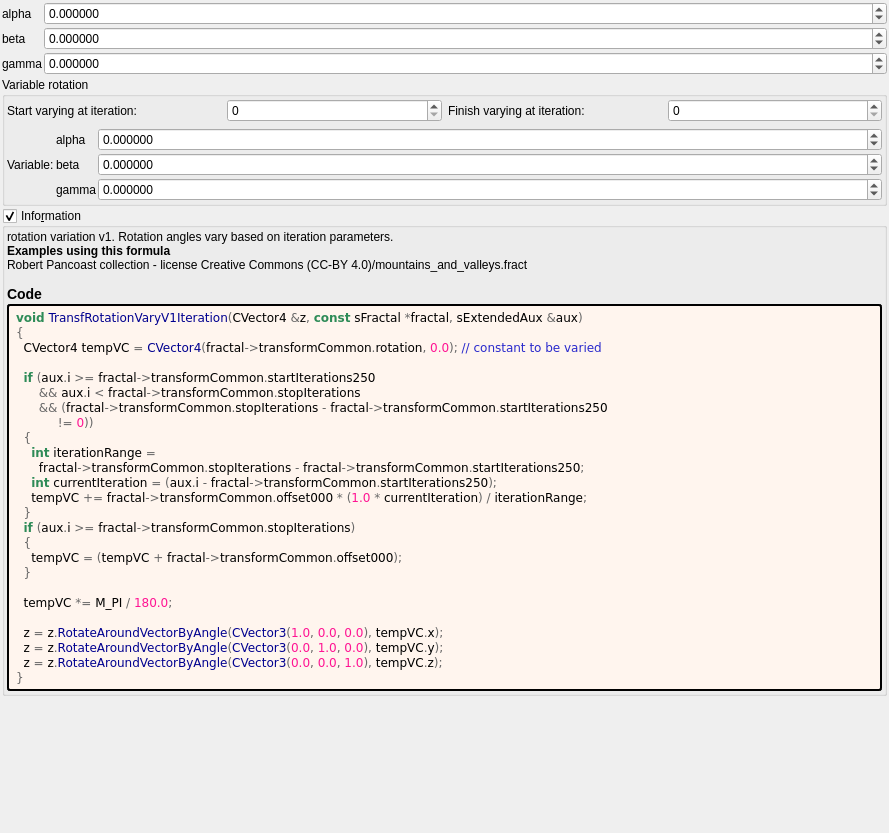
buddhi1980/mandelbulber2, file mandelbulber2/formula/ui/fractal_transf_rotation_vary_v1.ui: the form before one commit.
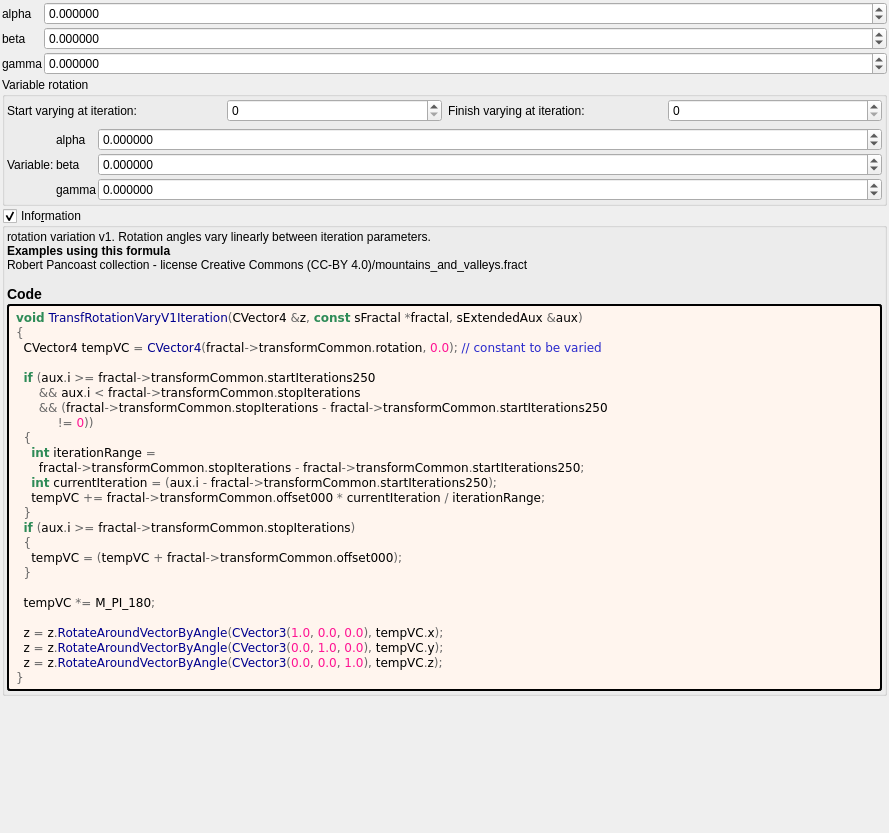
The form after the commit. Custom widgets are drawn as their Qt base class.

Patch:
```diff
--- a/mandelbulber2/formula/ui/fractal_transf_rotation_vary_v1.ui
+++ b/mandelbulber2/formula/ui/fractal_transf_rotation_vary_v1.ui
@@ -361,7 +361,7 @@
       <item>
        <widget class="QLabel" name="label_information_general">
         <property name="text">
-         <string notr="true">&lt;p&gt;rotation variation v1. Rotation angles vary based on iteration parameters.&lt;/p&gt;&lt;table&gt;
+         <string notr="true">&lt;p&gt;rotation variation v1. Rotation angles vary linearly between iteration parameters.&lt;/p&gt;&lt;table&gt;
 &lt;/table&gt;
 &lt;br&gt;&lt;b&gt;Examples using this formula&lt;/b&gt;&lt;br&gt;Robert Pancoast collection - license Creative Commons (CC-BY 4.0)/mountains_and_valleys.fract&lt;h3&gt;Code&lt;/h3&gt;</string>
         </property>
@@ -395,14 +395,14 @@
     &lt;span style=&quot;color:#2e8b57; font-weight:bold&quot;&gt;int&lt;/span&gt; iterationRange &lt;span style=&quot;color:#676767&quot;&gt;=&lt;/span&gt;
       fractal&lt;span style=&quot;color:#676767&quot;&gt;-&amp;gt;&lt;/span&gt;transformCommon&lt;span style=&quot;color:#676767&quot;&gt;.&lt;/span&gt;stopIterations &lt;span style=&quot;color:#676767&quot;&gt;-&lt;/span&gt; fractal&lt;span style=&quot;color:#676767&quot;&gt;-&amp;gt;&lt;/span&gt;transformCommon&lt;span style=&quot;color:#676767&quot;&gt;.&lt;/span&gt;startIterations250&lt;span style=&quot;color:#676767&quot;&gt;;&lt;/span&gt;
     &lt;span style=&quot;color:#2e8b57; font-weight:bold&quot;&gt;int&lt;/span&gt; currentIteration &lt;span style=&quot;color:#676767&quot;&gt;= (&lt;/span&gt;aux&lt;span style=&quot;color:#676767&quot;&gt;.&lt;/span&gt;i &lt;span style=&quot;color:#676767&quot;&gt;-&lt;/span&gt; fractal&lt;span style=&quot;color:#676767&quot;&gt;-&amp;gt;&lt;/span&gt;transformCommon&lt;span style=&quot;color:#676767&quot;&gt;.&lt;/span&gt;startIterations250&lt;span style=&quot;color:#676767&quot;&gt;);&lt;/span&gt;
-    tempVC &lt;span style=&quot;color:#676767&quot;&gt;+=&lt;/span&gt; fractal&lt;span style=&quot;color:#676767&quot;&gt;-&amp;gt;&lt;/span&gt;transformCommon&lt;span style=&quot;color:#676767&quot;&gt;.&lt;/span&gt;offset000 &lt;span style=&quot;color:#676767&quot;&gt;* (&lt;/span&gt;&lt;span style=&quot;color:#ff1493&quot;&gt;1.0&lt;/span&gt; &lt;span style=&quot;color:#676767&quot;&gt;*&lt;/span&gt; currentIteration&lt;span style=&quot;color:#676767&quot;&gt;) /&lt;/span&gt; iterationRange&lt;span style=&quot;color:#676767&quot;&gt;;&lt;/span&gt;
+    tempVC &lt;span style=&quot;color:#676767&quot;&gt;+=&lt;/span&gt; fractal&lt;span style=&quot;color:#676767&quot;&gt;-&amp;gt;&lt;/span&gt;transformCommon&lt;span style=&quot;color:#676767&quot;&gt;.&lt;/span&gt;offset000 &lt;span style=&quot;color:#676767&quot;&gt;*&lt;/span&gt; currentIteration &lt;span style=&quot;color:#676767&quot;&gt;/&lt;/span&gt; iterationRange&lt;span style=&quot;color:#676767&quot;&gt;;&lt;/span&gt;
   &lt;span style=&quot;color:#676767&quot;&gt;}&lt;/span&gt;
   &lt;span style=&quot;color:#2e8b57; font-weight:bold&quot;&gt;if&lt;/span&gt; &lt;span style=&quot;color:#676767&quot;&gt;(&lt;/span&gt;aux&lt;span style=&quot;color:#676767&quot;&gt;.&lt;/span&gt;i &lt;span style=&quot;color:#676767&quot;&gt;&amp;gt;=&lt;/span&gt; fractal&lt;span style=&quot;color:#676767&quot;&gt;-&amp;gt;&lt;/span&gt;transformCommon&lt;span style=&quot;color:#676767&quot;&gt;.&lt;/span&gt;stopIterations&lt;span style=&quot;color:#676767&quot;&gt;)&lt;/span&gt;
   &lt;span style=&quot;color:#676767&quot;&gt;{&lt;/span&gt;
     tempVC &lt;span style=&quot;color:#676767&quot;&gt;= (&lt;/span&gt;tempVC &lt;span style=&quot;color:#676767&quot;&gt;+&lt;/span&gt; fractal&lt;span style=&quot;color:#676767&quot;&gt;-&amp;gt;&lt;/span&gt;transformCommon&lt;span style=&quot;color:#676767&quot;&gt;.&lt;/span&gt;offset000&lt;span style=&quot;color:#676767&quot;&gt;);&lt;/span&gt;
   &lt;span style=&quot;color:#676767&quot;&gt;}&lt;/span&gt;
 
-  tempVC &lt;span style=&quot;color:#676767&quot;&gt;*=&lt;/span&gt; M_PI &lt;span style=&quot;color:#676767&quot;&gt;/&lt;/span&gt; &lt;span style=&quot;color:#ff1493&quot;&gt;180.0&lt;/span&gt;&lt;span style=&quot;color:#676767&quot;&gt;;&lt;/span&gt;
+  tempVC &lt;span style=&quot;color:#676767&quot;&gt;*=&lt;/span&gt; M_PI_180&lt;span style=&quot;color:#676767&quot;&gt;;&lt;/span&gt;
 
   z &lt;span style=&quot;color:#676767&quot;&gt;=&lt;/span&gt; z&lt;span style=&quot;color:#676767&quot;&gt;.&lt;/span&gt;&lt;span style=&quot;color:#00008f&quot;&gt;RotateAroundVectorByAngle&lt;/span&gt;&lt;span style=&quot;color:#676767&quot;&gt;(&lt;/span&gt;&lt;span style=&quot;color:#00008f&quot;&gt;CVector3&lt;/span&gt;&lt;span style=&quot;color:#676767&quot;&gt;(&lt;/span&gt;&lt;span style=&quot;color:#ff1493&quot;&gt;1.0&lt;/span&gt;&lt;span style=&quot;color:#676767&quot;&gt;,&lt;/span&gt; &lt;span style=&quot;color:#ff1493&quot;&gt;0.0&lt;/span&gt;&lt;span style=&quot;color:#676767&quot;&gt;,&lt;/span&gt; &lt;span style=&quot;color:#ff1493&quot;&gt;0.0&lt;/span&gt;&lt;span style=&quot;color:#676767&quot;&gt;),&lt;/span&gt; tempVC&lt;span style=&quot;color:#676767&quot;&gt;.&lt;/span&gt;x&lt;span style=&quot;color:#676767&quot;&gt;);&lt;/span&gt;
   z &lt;span style=&quot;color:#676767&quot;&gt;=&lt;/span&gt; z&lt;span style=&quot;color:#676767&quot;&gt;.&lt;/span&gt;&lt;span style=&quot;color:#00008f&quot;&gt;RotateAroundVectorByAngle&lt;/span&gt;&lt;span style=&quot;color:#676767&quot;&gt;(&lt;/span&gt;&lt;span style=&quot;color:#00008f&quot;&gt;CVector3&lt;/span&gt;&lt;span style=&quot;color:#676767&quot;&gt;(&lt;/span&gt;&lt;span style=&quot;color:#ff1493&quot;&gt;0.0&lt;/span&gt;&lt;span style=&quot;color:#676767&quot;&gt;,&lt;/span&gt; &lt;span style=&quot;color:#ff1493&quot;&gt;1.0&lt;/span&gt;&lt;span style=&quot;color:#676767&quot;&gt;,&lt;/span&gt; &lt;span style=&quot;color:#ff1493&quot;&gt;0.0&lt;/span&gt;&lt;span style=&quot;color:#676767&quot;&gt;),&lt;/span&gt; tempVC&lt;span style=&quot;color:#676767&quot;&gt;.&lt;/span&gt;y&lt;span style=&quot;color:#676767&quot;&gt;);&lt;/span&gt;
```
Left out of the diff: 2 changed lines with no effect on the pictures.
